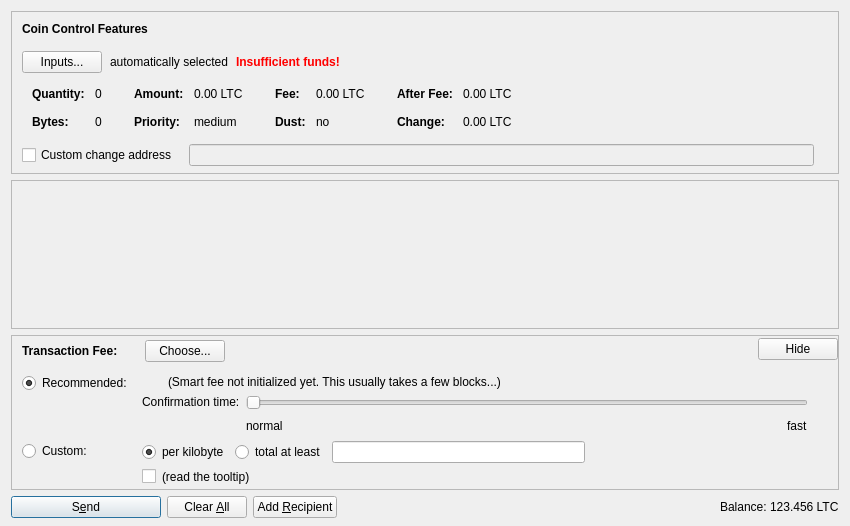
Fake-Coin/FakeCoin, file src/qt/forms/sendcoinsdialog.ui: the form before one commit.
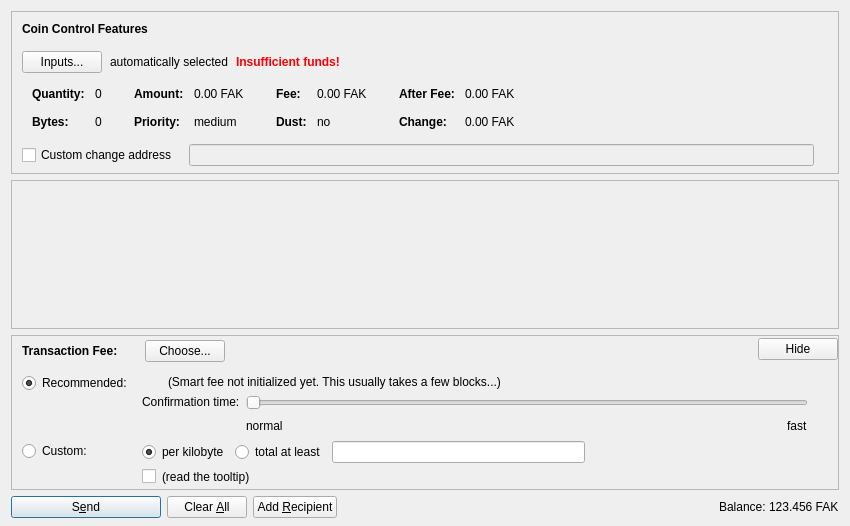
The form after the commit. Icons and pictures are not drawn. Custom widgets are drawn as their Qt base class.

What changed in the file:
```diff
--- a/src/qt/forms/sendcoinsdialog.ui
+++ b/src/qt/forms/sendcoinsdialog.ui
@@ -324,7 +324,7 @@
                   <enum>Qt::ActionsContextMenu</enum>
                  </property>
                  <property name="text">
-                  <string notr="true">0.00 LTC</string>
+                  <string notr="true">0.00 FAK</string>
                  </property>
                  <property name="textInteractionFlags">
                   <set>Qt::LinksAccessibleByMouse|Qt::TextSelectableByKeyboard|Qt::TextSelectableByMouse</set>
@@ -404,7 +404,7 @@
                   <enum>Qt::ActionsContextMenu</enum>
                  </property>
                  <property name="text">
-                  <string notr="true">0.00 LTC</string>
+                  <string notr="true">0.00 FAK</string>
                  </property>
                  <property name="textInteractionFlags">
                   <set>Qt::LinksAccessibleByMouse|Qt::TextSelectableByKeyboard|Qt::TextSelectableByMouse</set>
@@ -484,7 +484,7 @@
                   <enum>Qt::ActionsContextMenu</enum>
                  </property>
                  <property name="text">
-                  <string notr="true">0.00 LTC</string>
+                  <string notr="true">0.00 FAK</string>
                  </property>
                  <property name="textInteractionFlags">
                   <set>Qt::LinksAccessibleByMouse|Qt::TextSelectableByKeyboard|Qt::TextSelectableByMouse</set>
@@ -513,7 +513,7 @@
                   <enum>Qt::ActionsContextMenu</enum>
                  </property>
                  <property name="text">
-                  <string notr="true">0.00 LTC</string>
+                  <string notr="true">0.00 FAK</string>
                  </property>
                  <property name="textInteractionFlags">
                   <set>Qt::LinksAccessibleByMouse|Qt::TextSelectableByKeyboard|Qt::TextSelectableByMouse</set>
@@ -1299,7 +1299,7 @@
           <cursorShape>IBeamCursor</cursorShape>
          </property>
          <property name="text">
-          <string notr="true">123.456 LTC</string>
+          <string notr="true">123.456 FAK</string>
          </property>
          <property name="textInteractionFlags">
           <set>Qt::LinksAccessibleByMouse|Qt::TextSelectableByKeyboard|Qt::TextSelectableByMouse</set>
```
